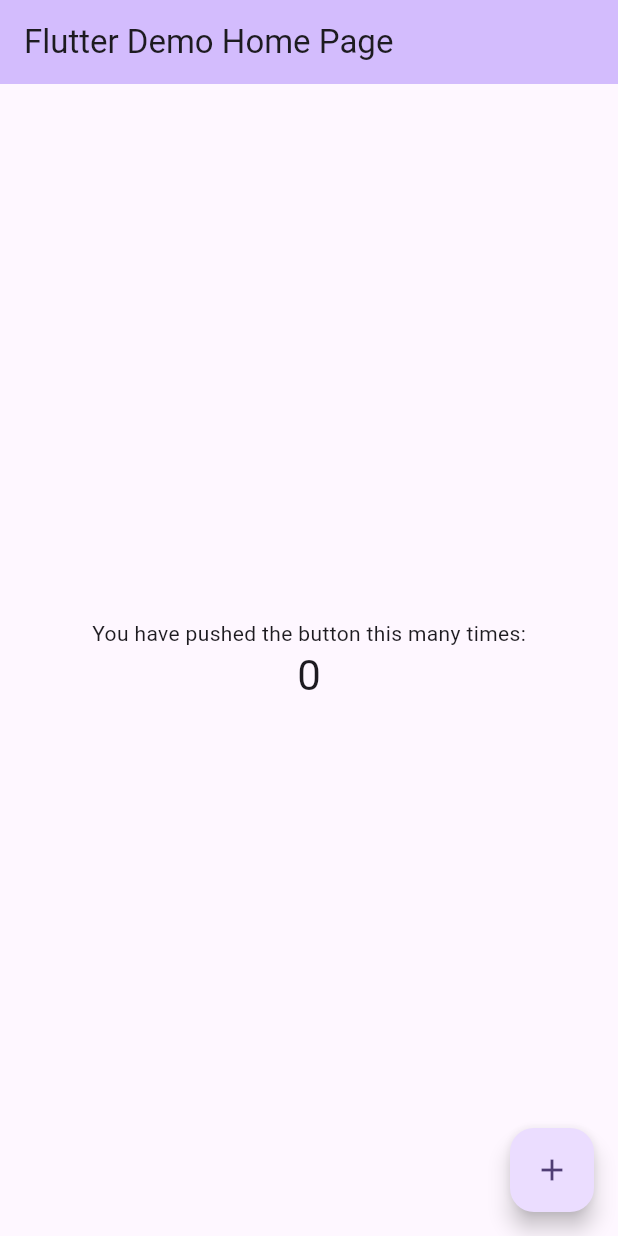
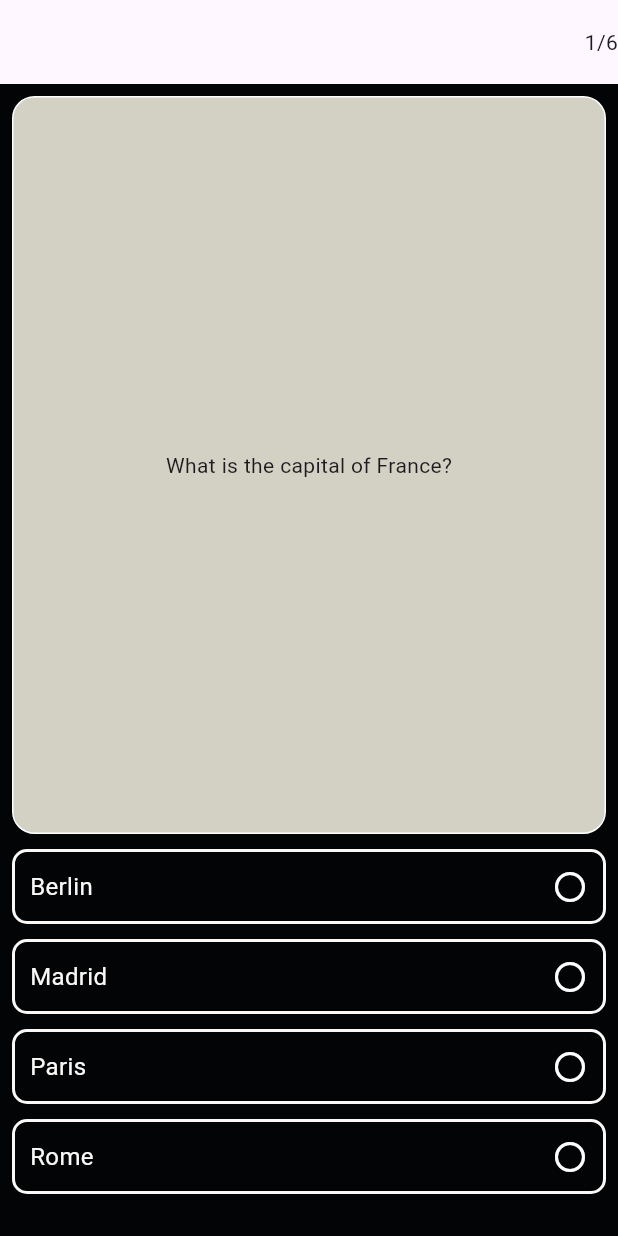
Before and after one commit to nidhinpc/quizapp, a Flutter app: the screen it shows after launch, on a phone screen of 412 x 824 dp. Run offline on Flutter 3.47's test engine with Material 3 defaults, Android fonts, the phone set to English and light mode, and no system bars.

Commit message:
rightAnswerCount

```diff
--- /dev/null
+++ b/lib/dummydb.dart
@@ -0,0 +1,39 @@
+class Dummydb {
+  static List<Map<String, dynamic>> questionList = [
+    {
+      "question": "What is the capital of France?",
+      "options": ["Berlin", "Madrid", "Paris", "Rome"],
+      "answerIndex": 2
+    },
+    {
+      "question": "Who wrote 'Romeo and Juliet'?",
+      "options": [
+        "Mark Twain",
+        "William Shakespeare",
+        "Jane Austen",
+        "Charles Dickens"
+      ],
+      "answerIndex": 1
+    },
+    {
+      "question": "Which planet is known as the Red Planet?",
+      "options": ["Earth", "Mars", "Jupiter", "Saturn"],
+      "answerIndex": 1
+    },
+    {
+      "question": "What is the boiling point of water?",
+      "options": ["50°C", "100°C", "150°C", "200°C"],
+      "answerIndex": 1
+    },
+    {
+      "question": "Which element has the chemical symbol 'O'?",
+      "options": ["Oxygen", "Gold", "Osmium", "Oganesson"],
+      "answerIndex": 0
+    },
+    {
+      "question": "What is the largest mammal?",
+      "options": ["Elephant", "Blue Whale", "Giraffe", "Polar Bear"],
+      "answerIndex": 1
+    }
+  ];
+}
--- a/lib/main.dart
+++ b/lib/main.dart
@@ -1,125 +1,22 @@
 import 'package:flutter/material.dart';
+import 'package:quizapp/utils/colorconstants.dart';
+import 'package:quizapp/view/home_Screen1/quiz_questions.dart';
 
-void main() {
-  runApp(const MyApp());
+void main(List<String> args) {
+  runApp(MyApp());
 }
 
 class MyApp extends StatelessWidget {
   const MyApp({super.key});
 
-  // This widget is the root of your application.
   @override
   Widget build(BuildContext context) {
     return MaterialApp(
-      title: 'Flutter Demo',
+      debugShowCheckedModeBanner: false,
       theme: ThemeData(
-        // This is the theme of your application.
-        //
-        // TRY THIS: Try running your application with "flutter run". You'll see
-        // the application has a purple toolbar. Then, without quitting the app,
-        // try changing the seedColor in the colorScheme below to Colors.green
-        // and then invoke "hot reload" (save your changes or press the "hot
-        // reload" button in a Flutter-supported IDE, or press "r" if you used
-        // the command line to start the app).
-        //
-        // Notice that the counter didn't reset back to zero; the application
-        // state is not lost during the reload. To reset the state, use hot
-        // restart instead.
-        //
-        // This works for code too, not just values: Most code changes can be
-        // tested with just a hot reload.
-        colorScheme: ColorScheme.fromSeed(seedColor: Colors.deepPurple),
-        useMaterial3: true,
+        scaffoldBackgroundColor: ColorConstants.BackgroundColor,
       ),
-      home: const MyHomePage(title: 'Flutter Demo Home Page'),
+      home: QuizQuestions(),
     );
   }
 }
-
-class MyHomePage extends StatefulWidget {
-  const MyHomePage({super.key, required this.title});
-
-  // This widget is the home page of your application. It is stateful, meaning
-  // that it has a State object (defined below) that contains fields that affect
-  // how it looks.
-
-  // This class is the configuration for the state. It holds the values (in this
-  // case the title) provided by the parent (in this case the App widget) and
-  // used by the build method of the State. Fields in a Widget subclass are
-  // always marked "final".
-
-  final String title;
-
-  @override
-  State<MyHomePage> createState() => _MyHomePageState();
-}
-
-class _MyHomePageState extends State<MyHomePage> {
-  int _counter = 0;
-
-  void _incrementCounter() {
-    setState(() {
-      // This call to setState tells the Flutter framework that something has
-      // changed in this State, which causes it to rerun the build method below
-      // so that the display can reflect the updated values. If we changed
-      // _counter without calling setState(), then the build method would not be
-      // called again, and so nothing would appear to happen.
-      _counter++;
-    });
-  }
-
-  @override
-  Widget build(BuildContext context) {
-    // This method is rerun every time setState is called, for instance as done
-    // by the _incrementCounter method above.
-    //
-    // The Flutter framework has been optimized to make rerunning build methods
-    // fast, so that you can just rebuild anything that needs updating rather
-    // than having to individually change instances of widgets.
-    return Scaffold(
-      appBar: AppBar(
-        // TRY THIS: Try changing the color here to a specific color (to
-        // Colors.amber, perhaps?) and trigger a hot reload to see the AppBar
-        // change color while the other colors stay the same.
-        backgroundColor: Theme.of(context).colorScheme.inversePrimary,
-        // Here we take the value from the MyHomePage object that was created by
-        // the App.build method, and use it to set our appbar title.
-        title: Text(widget.title),
-      ),
-      body: Center(
-        // Center is a layout widget. It takes a single child and positions it
-        // in the middle of the parent.
-        child: Column(
-          // Column is also a layout widget. It takes a list of children and
-          // arranges them vertically. By default, it sizes itself to fit its
-          // children horizontally, and tries to be as tall as its parent.
-          //
-          // Column has various properties to control how it sizes itself and
-          // how it positions its children. Here we use mainAxisAlignment to
-          // center the children vertically; the main axis here is the vertical
-          // axis because Columns are vertical (the cross axis would be
-          // horizontal).
-          //
-          // TRY THIS: Invoke "debug painting" (choose the "Toggle Debug Paint"
-          // action in the IDE, or press "p" in the console), to see the
-          // wireframe for each widget.
-          mainAxisAlignment: MainAxisAlignment.center,
-          children: <Widget>[
-            const Text(
-              'You have pushed the button this many times:',
-            ),
-            Text(
-              '$_counter',
-              style: Theme.of(context).textTheme.headlineMedium,
-            ),
-          ],
-        ),
-      ),
-      floatingActionButton: FloatingActionButton(
-        onPressed: _incrementCounter,
-        tooltip: 'Increment',
-        child: const Icon(Icons.add),
-      ), // This trailing comma makes auto-formatting nicer for build methods.
-    );
-  }
-}
--- /dev/null
+++ b/lib/utils/colorconstants.dart
@@ -0,0 +1,10 @@
+import 'package:flutter/material.dart';
+
+class ColorConstants {
+  static const Color BackgroundColor = Color.fromARGB(255, 3, 4, 5);
+  static const Color questionsBgColor = Color.fromARGB(255, 210, 209, 195);
+  static const Color textColor = Color.fromARGB(255, 250, 249, 247);
+  static const Color rightAnswerColor = Color.fromARGB(255, 158, 246, 50);
+  static const Color wrongAnswerColor = Color(0xffC7253E);
+  static const Color StarColor = Color.fromARGB(255, 246, 199, 104);
+}
--- /dev/null
+++ b/lib/view/home_Screen1/quiz_questions.dart
@@ -0,0 +1,154 @@
+import 'package:flutter/material.dart';
+import 'package:quizapp/dummydb.dart';
+import 'package:quizapp/utils/colorconstants.dart';
+import 'package:quizapp/view/result_screen/result_screen.dart';
+
+class QuizQuestions extends StatefulWidget {
+  const QuizQuestions({super.key});
+
+  @override
+  State<QuizQuestions> createState() => _QuizQuestionsState();
+}
+
+class _QuizQuestionsState extends State<QuizQuestions> {
+  bool _isAnswered = false;
+  int questIndex = 0;
+  int currentquest = 1;
+  int currentIndex = 0;
+  int lastquest = Dummydb.questionList.length;
+  int? selectedoption;
+  int rightAnswerCount = 0;
+
+  @override
+  Widget build(BuildContext context) {
+    return Scaffold(
+      appBar: AppBar(
+        actions: [Text("$currentquest/$lastquest")],
+      ),
+      backgroundColor: ColorConstants.BackgroundColor,
+      body: Padding(
+          padding: const EdgeInsets.all(8.0),
+          child: Column(
+            children: [
+              Expanded(
+                child: Container(
+                  decoration: BoxDecoration(
+                      color: ColorConstants.questionsBgColor,
+                      borderRadius: BorderRadius.circular(15),
+                      border: Border.all(color: Colors.white)),
+                  child: Center(
+                      child:
+                          Text(Dummydb.questionList[questIndex]["question"])),
+                ),
+              ),
+              Column(
+                  children: List.generate(
+                      Dummydb.questionList[currentIndex]["options"].length,
+                      (optionIndex) {
+                var currentQuestion = Dummydb.questionList[currentIndex];
+                return Padding(
+                  padding: const EdgeInsets.only(top: 10),
+                  child: InkWell(
+                    onTap: () {
+                      if (!_isAnswered) {
+                        selectedoption = optionIndex;
+                        if (selectedoption ==
+                            Dummydb.questionList[currentIndex]["answerIndex"]) {
+                          rightAnswerCount = rightAnswerCount + 1;
+                        }
+                        setState(() {});
+                        print(selectedoption);
+                        _isAnswered = true;
+                      }
+                    },
+                    child: Container(
+                      padding: EdgeInsets.symmetric(horizontal: 10),
+                      height: 50,
+                      decoration: BoxDecoration(
+                          borderRadius: BorderRadius.circular(10),
+                          border: Border.all(
+                              color: getColor(optionIndex), width: 2)),
+                      child: Row(
+                        mainAxisAlignment: MainAxisAlignment.spaceBetween,
+                        children: [
+                          Text(
+                            currentQuestion["options"][optionIndex],
+                            style: TextStyle(
+                                color: ColorConstants.textColor, fontSize: 16),
+                          ),
+                          Icon(
+                            Icons.circle_outlined,
+                            color: Colors.white,
+                          )
+                        ],
+                      ),
+                    ),
+                  ),
+                );
+              })),
+              SizedBox(
+                height: 20,
+              ),
+              if (selectedoption != null)
+                Padding(
+                  padding: const EdgeInsets.symmetric(vertical: 10),
+                  child: InkWell(
+                    onTap: () {
+                      selectedoption = null;
+
+                      if (questIndex < lastquest - 1) {
+                        currentIndex++;
+                        currentquest++;
+                        questIndex++;
+
+                        _isAnswered = false;
+                      } else {
+                        Navigator.pushReplacement(
+                            context,
+                            MaterialPageRoute(
+                              builder: (context) => ResultScreen(
+                                rightAnswerCount: rightAnswerCount,
+                              ),
+                            ));
+                      }
+
+                      setState(() {});
+                    },
+                    child: Container(
+                      height: 50,
+                      decoration: BoxDecoration(
+                          color: Color.fromARGB(255, 5, 131, 234),
+                          borderRadius: BorderRadius.circular(10),
+                          border: Border.all(color: Colors.white)),
+                      child: Center(
+                        child: Text(
+                          "Next",
+                          style: TextStyle(
+                              color: ColorConstants.textColor, fontSize: 16),
+                        ),
+                      ),
+                    ),
+                  ),
+                )
+            ],
+          )),
+    );
+  }
+
+  Color getColor(int currentoptionIndex) {
+    if (selectedoption != null &&
+        currentoptionIndex ==
+            Dummydb.questionList[currentIndex]["answerIndex"]) {
+      return ColorConstants.rightAnswerColor;
+    }
+    if (selectedoption == currentoptionIndex) {
+      if (selectedoption == Dummydb.questionList[currentIndex]["answerIndex"]) {
+        return ColorConstants.rightAnswerColor;
+      } else {
+        return ColorConstants.wrongAnswerColor;
+      }
+    } else {
+      return ColorConstants.textColor;
+    }
+  }
+}
```
Also changed, not shown: lib/view/global_widget/answer_option.dart (added, +37 -0 lines), lib/view/result_screen/result_screen.dart (added, +119 -0 lines).
